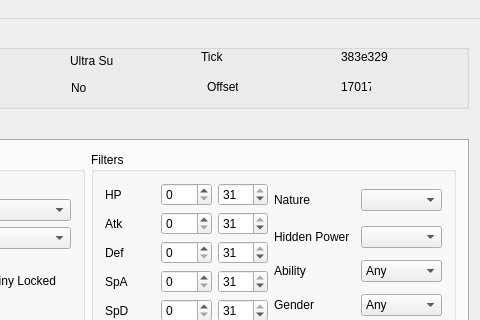
Old version of the form Forms/MainWindow.ui in the repository PMArkive/Gen7TimeFinder; both pictures show x 520 to 1000 and y 0 to 320 of the 1000 by 600 pixel window.
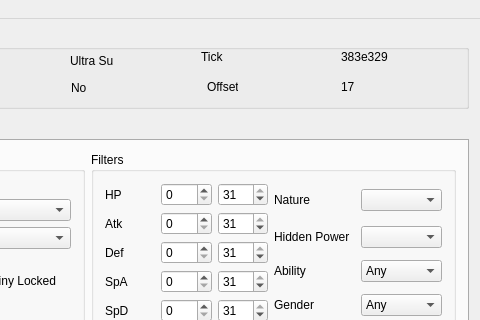
New version of the form.

The edit to the form file:
```diff
--- a/Forms/MainWindow.ui
+++ b/Forms/MainWindow.ui
@@ -1932,7 +1932,7 @@
         </rect>
        </property>
        <property name="text">
-        <string>17017</string>
+        <string>17</string>
        </property>
       </widget>
       <widget class="QLabel" name="labelProfileTick">
```
Left out of the diff: 2 changed lines with no effect on the pictures.
